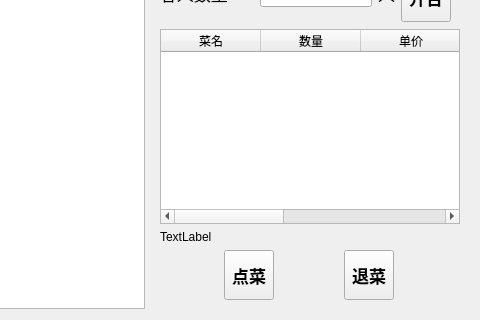
Old version of the form src/tablewidget.ui in the repository daodaoliang/caicai; both pictures show x 266 to 746 and y 144 to 464 of the 746 by 464 pixel window.
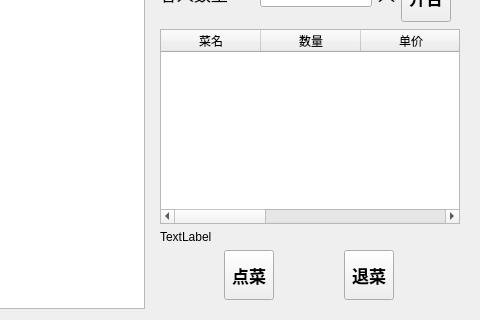
New version of the form.

Commit message: 添加显示桌号上的点餐员

```diff
--- a/src/tablewidget.ui
+++ b/src/tablewidget.ui
@@ -282,6 +282,11 @@
           <string>id</string>
          </property>
         </column>
+        <column>
+         <property name="text">
+          <string>服务员</string>
+         </property>
+        </column>
        </widget>
       </item>
       <item row="0" column="1">
```
The commit also changes 2 other files.
